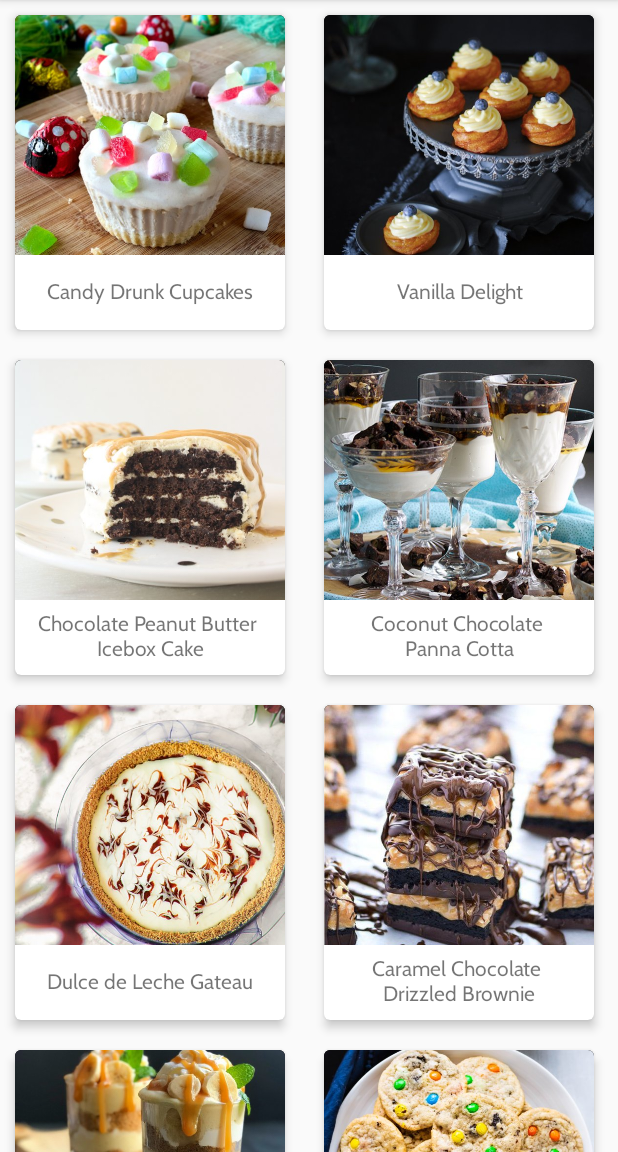
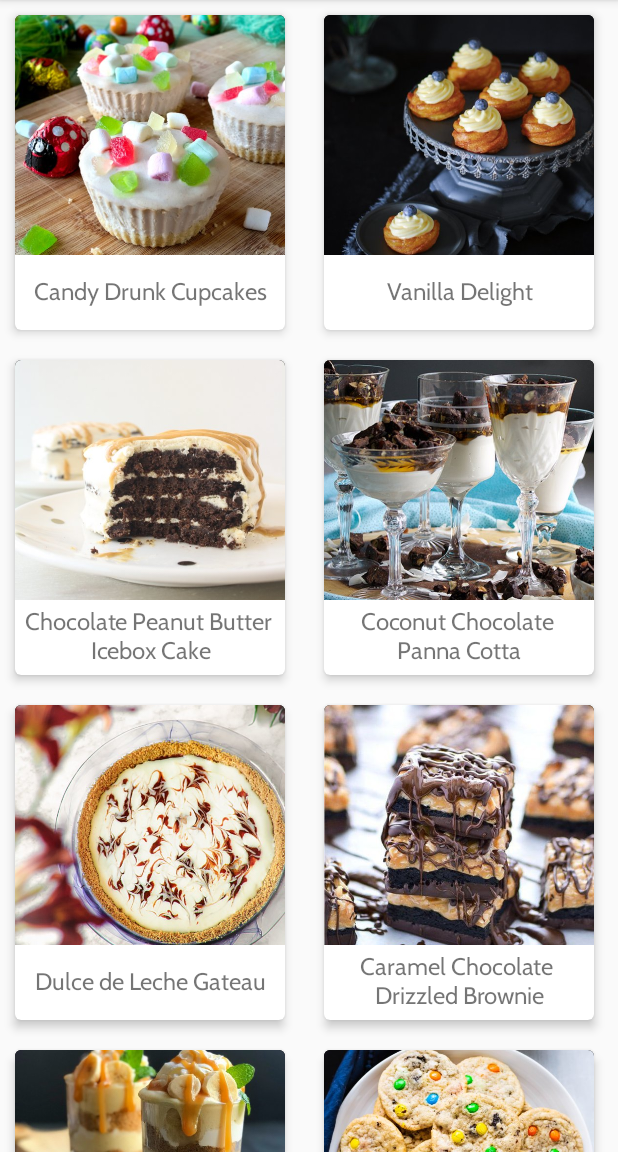
Before and after one commit to donChelsea/Not-Your-Basic-Bakery, an Android app: the screen it shows after launch (MainActivity), on a phone screen of 412 x 824 dp, the part 84-1236 px from its top. Run offline under Robolectric (Android 15) with nearby library versions, the phone set to English and light mode, and no system bars; Roboto replaces fonts that are not available here.

Commit message:
Resized text on list view

```diff
--- a/app/src/main/java/android/example/com/notification_app_hw_chelsea_katsidzira_2/MainActivity.java
+++ b/app/src/main/java/android/example/com/notification_app_hw_chelsea_katsidzira_2/MainActivity.java
@@ -101,7 +101,7 @@ public class MainActivity extends AppCompatActivity {
                 "Oreo Fantasy",
                 "Southern Bumpkin \nPumpkin Pie",
                 "Raspberry White \nTruffle Macarons",
-                "Strawberry Marshmallow Pie",
+                "Strawberry \nMarshmallow Pie",
                 "Godzilla's Eclair",
                 "Gingerbread Cookie Cheesecake"));
 
--- a/app/src/main/res/layout/dessert_list_view.xml
+++ b/app/src/main/res/layout/dessert_list_view.xml
@@ -31,7 +31,7 @@
             android:gravity="center"
             android:padding="4dp"
             android:text="@string/dessert_name"
-            android:textSize="14sp"
+            android:textSize="16sp"
             android:fontFamily="@font/cabin"/>
 
     </LinearLayout>
```
